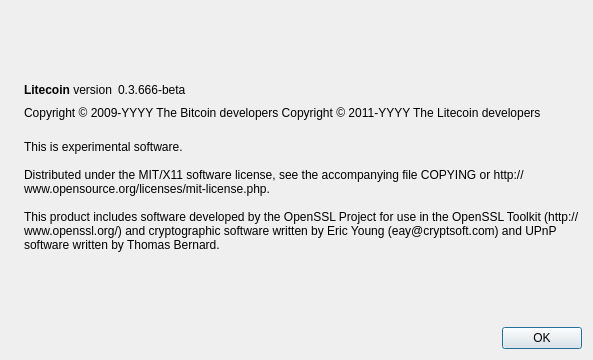
kvmisc/lemoncoin, file src/qt/forms/aboutdialog.ui: the form before one commit.
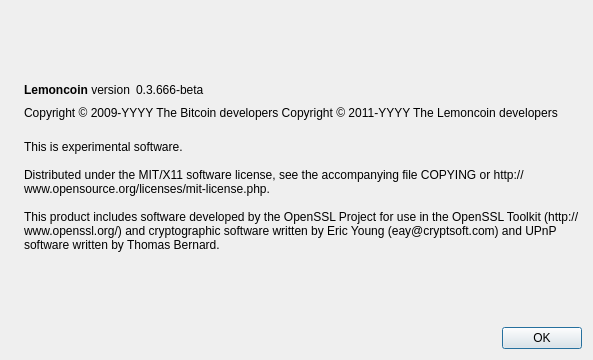
The form after the commit. Icons and pictures are not drawn.

Commit message: Litecoin to Lemoncoin

The edit to the form file:
```diff
--- a/src/qt/forms/aboutdialog.ui
+++ b/src/qt/forms/aboutdialog.ui
@@ -50,7 +50,7 @@
           <cursorShape>IBeamCursor</cursorShape>
          </property>
          <property name="text">
-          <string>&lt;b&gt;Litecoin&lt;/b&gt; version</string>
+          <string>&lt;b&gt;Lemoncoin&lt;/b&gt; version</string>
          </property>
          <property name="textInteractionFlags">
           <set>Qt::LinksAccessibleByMouse|Qt::TextSelectableByKeyboard|Qt::TextSelectableByMouse</set>
@@ -92,7 +92,7 @@
        </property>
        <property name="text">
         <string notr="true">Copyright &amp;copy; 2009-YYYY The Bitcoin developers
-Copyright &amp;copy; 2011-YYYY The Litecoin developers</string>
+Copyright &amp;copy; 2011-YYYY The Lemoncoin developers</string>
        </property>
        <property name="textFormat">
         <enum>Qt::RichText</enum>
```
Left out of the diff: 2 changed lines with no effect on the pictures. The commit also changes 56 other files.
